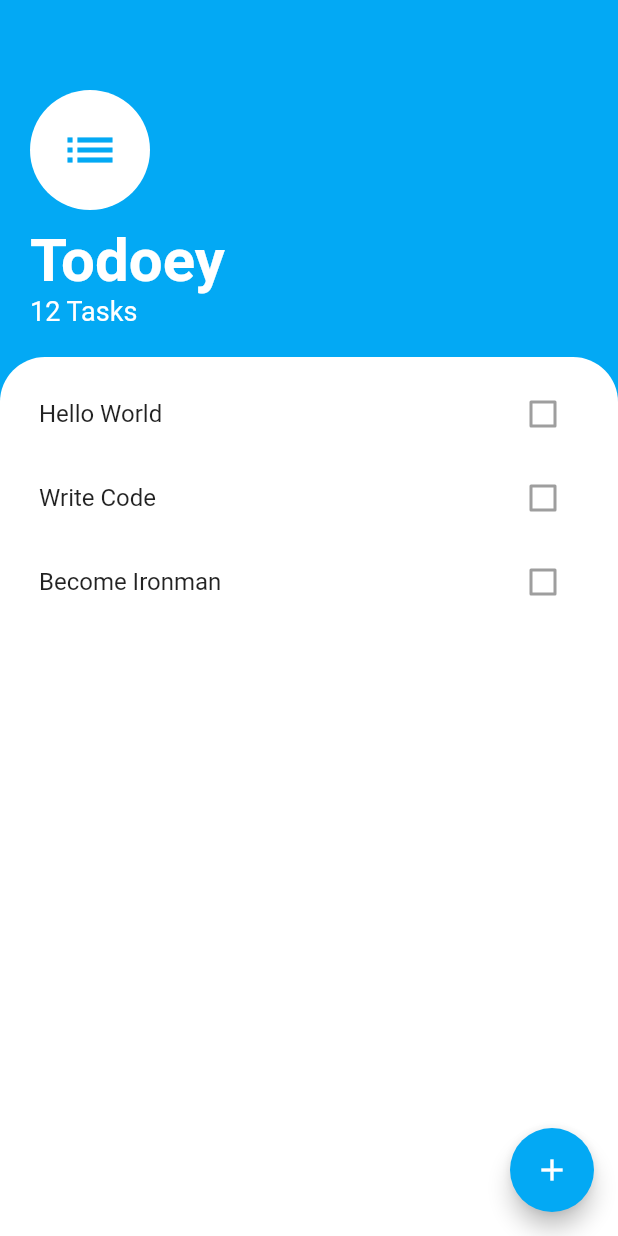
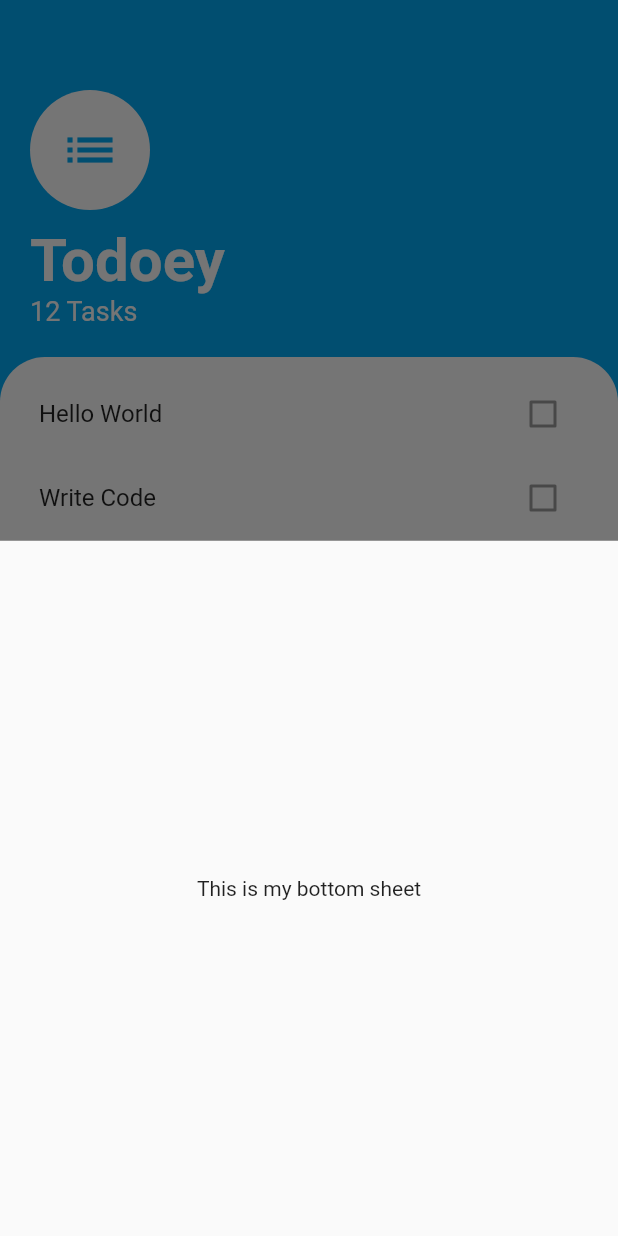
Before and after one commit to katratzi/todoey_flutter, a Flutter app: the screen it shows after launch, after a tap on the "add" icon, on a phone screen of 412 x 824 dp. Run offline on Flutter 3.47's test engine with Material 2 defaults, Android fonts, the phone set to English and light mode, and no system bars.

Commit message:
build modalBottomSheer with a named function and we updated our flutter

```diff
--- a/lib/screens/tasks_screen.dart
+++ b/lib/screens/tasks_screen.dart
@@ -2,6 +2,14 @@ import 'package:flutter/material.dart';
 import 'package:todoey_flutter/widgets/tasks_list.dart';
 
 class TasksScreen extends StatelessWidget {
+  Widget buildBottomSheet(BuildContext context) {
+    return Container(
+      child: Center(
+        child: Text('This is my bottom sheet'),
+      ),
+    );
+  }
+
   @override
   Widget build(BuildContext context) {
     return Scaffold(
@@ -10,6 +18,10 @@ class TasksScreen extends StatelessWidget {
         backgroundColor: Colors.lightBlue,
         onPressed: () {
           print('fab pressed');
+          showModalBottomSheet(
+            context: context,
+            builder: buildBottomSheet,
+          );
         },
         child: Icon(
           Icons.add,
--- a/lib/widgets/tasks_tile.dart
+++ b/lib/widgets/tasks_tile.dart
@@ -1,7 +1,7 @@
 import 'package:flutter/material.dart';
 
 class TasksTile extends StatelessWidget {
-  String label;
+  final String label;
   TasksTile({this.label});
   @override
   Widget build(BuildContext context) {
```
Also changed, not shown: pubspec.lock.
